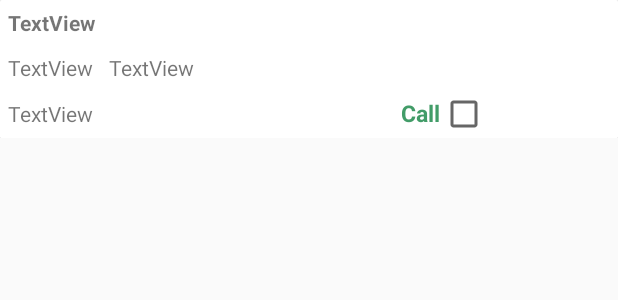
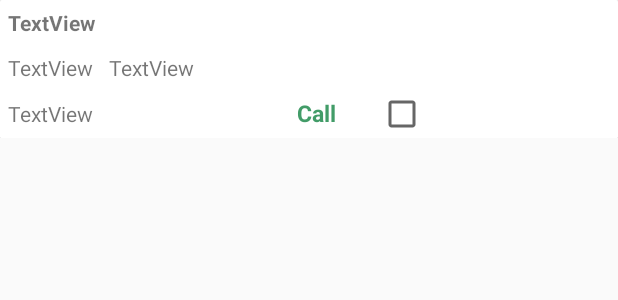
Before and after one commit to DevHub-appDevelopment/CeleganceApp, an Android app: the layout contestant_layout.xml on its own in the app's theme, with its tools: preview values and no code run, on a phone screen of 412 x 824 dp. Shown: the top 300 px of the screen. Run offline under Robolectric (Android 15) with nearby library versions, the phone set to English and light mode, and no system bars.

Commit message:
layout fixed

```diff
--- a/app/src/main/java/com/example/sujit/celeganceapp/ContestantData/ContestantAdapter.java
+++ b/app/src/main/java/com/example/sujit/celeganceapp/ContestantData/ContestantAdapter.java
@@ -51,7 +51,7 @@ public class ContestantAdapter extends RecyclerView.Adapter<ContestHolder>  {
             @Override
             public void onClick(View view) {
                 Intent intent = new Intent(Intent.ACTION_DIAL);
-                intent.setData(Uri.parse("tel:123"));
+                intent.setData(Uri.parse("tel:"+data.get(position).getPhone()));
                 context.startActivity(intent);
             }
         });
--- a/app/src/main/res/layout/contestant_layout.xml
+++ b/app/src/main/res/layout/contestant_layout.xml
@@ -8,14 +8,15 @@
     android:paddingBottom="5dp">
 
     <android.support.v7.widget.CardView
+        android:id="@+id/cardView"
         android:layout_width="match_parent"
         android:layout_height="wrap_content"
-        android:id="@+id/cardView"
         app:cardCornerRadius="1dp"
         app:cardElevation="2dp"
         app:cardMaxElevation="2dp"
 
         >
+
         <LinearLayout
             android:layout_width="match_parent"
             android:layout_height="match_parent"
@@ -35,14 +36,15 @@
             <LinearLayout
                 android:layout_width="wrap_content"
                 android:layout_height="wrap_content">
+
                 <TextView
                     android:id="@+id/branch"
                     android:layout_width="wrap_content"
                     android:layout_height="wrap_content"
                     android:layout_alignStart="@+id/name"
                     android:layout_below="@+id/name"
+                    android:padding="5dp"
                     android:text="TextView"
-                android:padding="5dp"
 
                     />
 
@@ -51,53 +53,56 @@
                     android:id="@+id/reg"
                     android:layout_width="wrap_content"
                     android:layout_height="wrap_content"
-                    android:layout_above="@+id/phone"
                     android:layout_toEndOf="@+id/phone"
-                    android:text="TextView"
+                    android:padding="5dp"
 
-                    android:padding="5dp" />
+                    android:text="TextView" />
+
+                <TextView
+                    android:id="@+id/blank"
+                    android:layout_width="251dp"
+                    android:layout_height="wrap_content"
+                    android:layout_weight="1" />
             </LinearLayout>
 
             <LinearLayout
-                android:layout_width="wrap_content"
+                android:layout_width="match_parent"
                 android:layout_height="wrap_content"
                 android:orientation="horizontal">
+
                 <TextView
                     android:id="@+id/phone"
                     android:layout_width="wrap_content"
                     android:layout_height="wrap_content"
                     android:layout_alignStart="@+id/branch"
                     android:layout_below="@+id/branch"
+                    android:padding="5dp"
                     android:text="TextView"
-                    android:padding="5dp"
+                    android:layout_weight=".7"
 
                     />
+
                 <TextView
                     android:id="@+id/call"
                     android:layout_width="wrap_content"
                     android:layout_height="wrap_content"
 
-                    android:layout_alignTop="@+id/reg"
-
                     android:text="Call"
                     android:textColor="#429c68"
                     android:textSize="15dp"
+
                     android:textStyle="bold"
+                    android:layout_weight=".15"/>
 
-                    android:layout_marginStart="200dp"
-                    />
                 <CheckBox
                     android:id="@+id/checkBox"
                     android:layout_width="wrap_content"
                     android:layout_height="wrap_content"
-                    android:layout_alignParentEnd="true"
-                    android:layout_alignTop="@+id/phone"
-                     />
+
+                    android:layout_marginEnd="100dp"
+                    android:layout_weight=".15"/>
 
             </LinearLayout>
-
-
-
 
 
         </LinearLayout>
```
Also changed, not shown: app/src/main/java/com/example/sujit/celeganceapp/ContestantData/Participant.java (+13 -11 lines), app/src/main/java/com/example/sujit/celeganceapp/ContestantData/Qualify.java (+5 -4 lines), app/src/main/java/com/example/sujit/celeganceapp/ContestantData/disQualify.java (+4 -3 lines), app/src/main/res/layout/fragment_qualify.xml (+8 -8 lines). Lines whose indentation alone changed are shown as unchanged.
